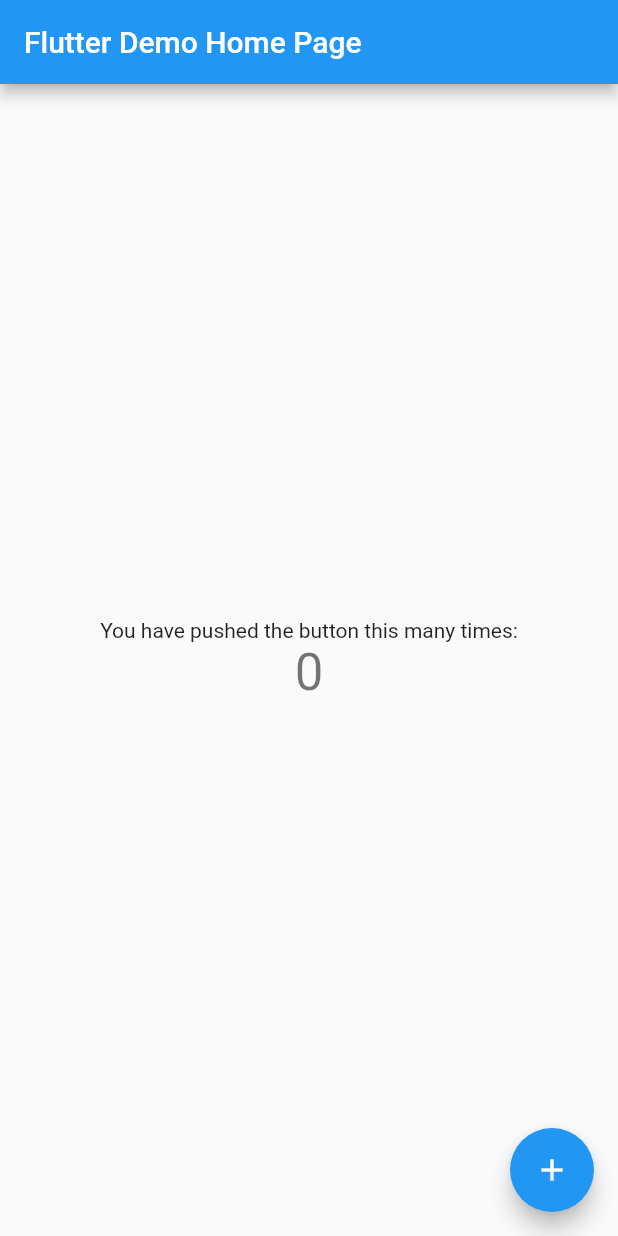
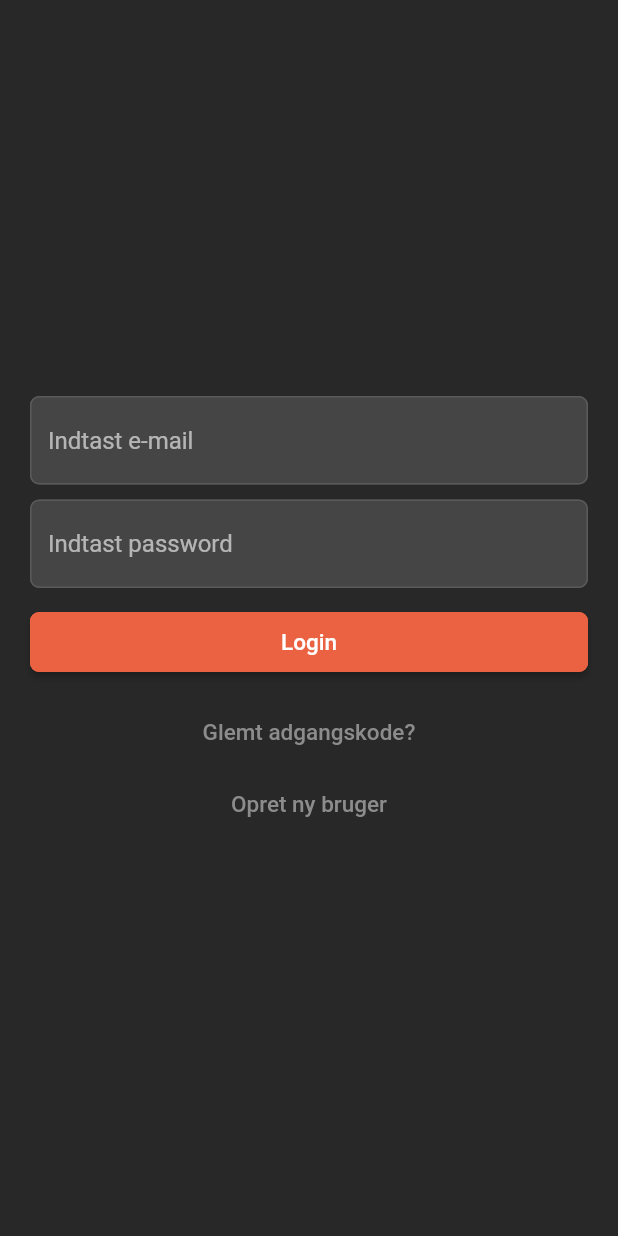
Before and after one commit to SportswatchApp/sportswatch--app, a Flutter app: the screen it shows after launch, on a phone screen of 412 x 824 dp. Run offline on Flutter 3.47's test engine with Material 2 defaults, Android fonts, the phone set to English and light mode, and no system bars; Roboto replaces fonts that are missing (Quicksand).

Commit message:
login screen added

```diff
--- a/lib/main.dart
+++ b/lib/main.dart
@@ -1,117 +1,23 @@
 import 'package:flutter/material.dart';
+import 'package:sportswatch/screens/login.dart';
 
 void main() {
-  runApp(MyApp());
+  runApp(Application());
 }
 
-class MyApp extends StatelessWidget {
+class Application extends StatelessWidget {
   // This widget is the root of your application.
   @override
   Widget build(BuildContext context) {
     return MaterialApp(
       title: 'Flutter Demo',
       theme: ThemeData(
-        // This is the theme of your application.
-        //
-        // Try running your application with "flutter run". You'll see the
-        // application has a blue toolbar. Then, without quitting the app, try
-        // changing the primarySwatch below to Colors.green and then invoke
-        // "hot reload" (press "r" in the console where you ran "flutter run",
-        // or simply save your changes to "hot reload" in a Flutter IDE).
-        // Notice that the counter didn't reset back to zero; the application
-        // is not restarted.
-        primarySwatch: Colors.blue,
-        // This makes the visual density adapt to the platform that you run
-        // the app on. For desktop platforms, the controls will be smaller and
-        // closer together (more dense) than on mobile platforms.
-        visualDensity: VisualDensity.adaptivePlatformDensity,
+        brightness: Brightness.dark,
+        primaryColor: Colors.black,
+        accentColor: Colors.black,
+        fontFamily: 'Quicksand',
       ),
-      home: MyHomePage(title: 'Flutter Demo Home Page'),
+      home: LoginScreen(),
     );
   }
 }
-
-class MyHomePage extends StatefulWidget {
-  MyHomePage({Key key, this.title}) : super(key: key);
-
-  // This widget is the home page of your application. It is stateful, meaning
-  // that it has a State object (defined below) that contains fields that affect
-  // how it looks.
-
-  // This class is the configuration for the state. It holds the values (in this
-  // case the title) provided by the parent (in this case the App widget) and
-  // used by the build method of the State. Fields in a Widget subclass are
-  // always marked "final".
-
-  final String title;
-
-  @override
-  _MyHomePageState createState() => _MyHomePageState();
-}
-
-class _MyHomePageState extends State<MyHomePage> {
-  int _counter = 0;
-
-  void _incrementCounter() {
-    setState(() {
-      // This call to setState tells the Flutter framework that something has
-      // changed in this State, which causes it to rerun the build method below
-      // so that the display can reflect the updated values. If we changed
-      // _counter without calling setState(), then the build method would not be
-      // called again, and so nothing would appear to happen.
-      _counter++;
-    });
-  }
-
-  @override
-  Widget build(BuildContext context) {
-    // This method is rerun every time setState is called, for instance as done
-    // by the _incrementCounter method above.
-    //
-    // The Flutter framework has been optimized to make rerunning build methods
-    // fast, so that you can just rebuild anything that needs updating rather
-    // than having to individually change instances of widgets.
-    return Scaffold(
-      appBar: AppBar(
-        // Here we take the value from the MyHomePage object that was created by
-        // the App.build method, and use it to set our appbar title.
-        title: Text(widget.title),
-      ),
-      body: Center(
-        // Center is a layout widget. It takes a single child and positions it
-        // in the middle of the parent.
-        child: Column(
-          // Column is also a layout widget. It takes a list of children and
-          // arranges them vertically. By default, it sizes itself to fit its
-          // children horizontally, and tries to be as tall as its parent.
-          //
-          // Invoke "debug painting" (press "p" in the console, choose the
-          // "Toggle Debug Paint" action from the Flutter Inspector in Android
-          // Studio, or the "Toggle Debug Paint" command in Visual Studio Code)
-          // to see the wireframe for each widget.
-          //
-          // Column has various properties to control how it sizes itself and
-          // how it positions its children. Here we use mainAxisAlignment to
-          // center the children vertically; the main axis here is the vertical
-          // axis because Columns are vertical (the cross axis would be
-          // horizontal).
-          mainAxisAlignment: MainAxisAlignment.center,
-          children: <Widget>[
-            Text(
-              'You have pushed the button this many times:',
-            ),
-            Text(
-              '$_counter',
-              style: Theme.of(context).textTheme.headline4,
-            ),
-          ],
-        ),
-      ),
-      floatingActionButton: FloatingActionButton(
-        onPressed: _incrementCounter,
-        tooltip: 'Increment',
-        child: Icon(Icons.add),
-      ), // This trailing comma makes auto-formatting nicer for build methods.
-    );
-  }
-}
--- /dev/null
+++ b/lib/screens/login.dart
@@ -0,0 +1,76 @@
+import 'package:flutter/material.dart';
+import 'package:sportswatch/widgets/buttons/default.dart';
+import 'package:sportswatch/widgets/buttons/text_button.dart';
+import 'package:sportswatch/widgets/colors/default.dart';
+import 'package:sportswatch/widgets/input/password.dart';
+import 'package:sportswatch/widgets/input/text.dart';
+
+class LoginScreen extends StatefulWidget {
+  LoginScreen({Key key}) : super(key: key);
+
+  @override
+  _LoginScreenState createState() => _LoginScreenState();
+}
+
+class _LoginScreenState extends State<LoginScreen> {
+  @override
+  Widget build(BuildContext context) {
+    return Scaffold(
+      backgroundColor: SportsWatchColors.backgroundColor,
+        body: Padding(
+      padding: EdgeInsets.all(20.0),
+      child: Center(
+        child: Column(
+            mainAxisAlignment: MainAxisAlignment.center,
+            children: <Widget>[_buildLoginForm(context)]),
+      ),
+    ));
+  }
+
+  Widget _buildLoginForm(BuildContext context) {
+    return Form(
+      child: Column(
+        crossAxisAlignment: CrossAxisAlignment.start,
+        children: <Widget>[
+          TextInputField(
+            hintText: 'Indtast e-mail',
+          ),
+          Padding(
+            padding: const EdgeInsets.symmetric(vertical: 5),
+          ),
+          PasswordInputField(
+            hintText: 'Indtast password',
+          ),
+          Padding(
+              padding: const EdgeInsets.symmetric(vertical: 16),
+              child: SizedBox(
+                width: double.infinity,
+                height: 40,
+                child: AddButton(
+                  text: 'Login',
+                  onPressed: () => {},
+                ),
+              )),
+          Padding(
+            padding: const EdgeInsets.symmetric(vertical: 0),
+            child: Center(
+              child: SimpleTextButton(
+                onPressed: () => {},
+                text: 'Glemt adgangskode?',
+              ),
+            ),
+          ),
+          Padding(
+            padding: const EdgeInsets.symmetric(vertical: 0),
+            child: Center(
+              child: SimpleTextButton(
+                onPressed: () => {},
+                text: 'Opret ny bruger',
+              ),
+            ),
+          )
+        ],
+      ),
+    );
+  }
+}
--- /dev/null
+++ b/lib/widgets/buttons/default.dart
@@ -0,0 +1,21 @@
+import 'package:flutter/material.dart';
+import 'package:sportswatch/widgets/colors/default.dart';
+
+class AddButton extends StatelessWidget {
+  AddButton({Key key, this.onPressed, this.text});
+
+  final VoidCallback onPressed;
+  final String text;
+
+  @override
+  Widget build(BuildContext context) {
+    return RaisedButton(
+        onPressed: onPressed,
+        color: SportsWatchColors.primary,
+        textColor: Colors.white,
+        shape: RoundedRectangleBorder(
+            borderRadius: BorderRadius.circular(6.0),
+            side: BorderSide(color: SportsWatchColors.primary)),
+        child: Text(this.text, style: new TextStyle(fontSize: 15.0)));
+  }
+}
--- /dev/null
+++ b/lib/widgets/buttons/text_button.dart
@@ -0,0 +1,16 @@
+import 'package:flutter/material.dart';
+import 'package:sportswatch/widgets/colors/default.dart';
+
+class SimpleTextButton extends StatelessWidget {
+  SimpleTextButton({Key key, this.onPressed, this.text});
+
+  final VoidCallback onPressed;
+  final String text;
+
+  @override
+  Widget build(BuildContext context) {
+    return TextButton(
+        onPressed: onPressed,
+        child: Text(this.text, style: new TextStyle(fontSize: 15.0, color: SportsWatchColors.fontColor)));
+  }
+}
--- /dev/null
+++ b/lib/widgets/colors/default.dart
@@ -0,0 +1,12 @@
+import 'package:flutter/material.dart';
+
+class SportsWatchColors {
+  static const Color primary = Color.fromRGBO(235, 98, 66, 1);
+  static const Color backgroundColor = Color.fromRGBO(40, 40, 40, 1);
+  static const Color fontColor = Color.fromRGBO(140, 140, 140, 1);
+
+  /* 50 shades of grey */
+  static const Color lightGrey = Color.fromRGBO(90, 90, 90, 1);
+  static const Color lighterGrey = Color.fromRGBO(113, 113, 113, 1);
+  static const Color normalGrey = Color.fromRGBO(69, 69, 69, 1);
+}
--- /dev/null
+++ b/lib/widgets/input/password.dart
@@ -0,0 +1,36 @@
+import 'package:flutter/material.dart';
+import 'package:sportswatch/widgets/colors/default.dart';
+
+class PasswordInputField extends StatelessWidget {
+  PasswordInputField({Key key, this.hintText});
+
+  final String hintText;
+
+  @override
+  Widget build(BuildContext context) {
+    return TextFormField(
+        enableSuggestions: false,
+        autocorrect: false,
+        obscureText: true,
+        cursorColor: SportsWatchColors.primary,
+        decoration: InputDecoration(
+          filled: true,
+          fillColor: SportsWatchColors.normalGrey,
+          hintText: this.hintText,
+          border: _buildBorder(),
+          focusedBorder: _buildBorder(),
+          enabledBorder: _buildBorder(),
+          errorBorder: InputBorder.none,
+          disabledBorder: InputBorder.none,
+        ));
+  }
+
+  OutlineInputBorder _buildBorder() {
+    return OutlineInputBorder(
+        borderRadius: const BorderRadius.all(
+          const Radius.circular(6.0),
+        ),
+        borderSide: BorderSide(color: SportsWatchColors.lightGrey, width: 1)
+    );
+  }
+}
--- /dev/null
+++ b/lib/widgets/input/text.dart
@@ -0,0 +1,33 @@
+import 'package:flutter/material.dart';
+import 'package:sportswatch/widgets/colors/default.dart';
+
+class TextInputField extends StatelessWidget {
+  TextInputField({Key key, this.hintText});
+
+  final String hintText;
+
+  @override
+  Widget build(BuildContext context) {
+    return TextFormField(
+        cursorColor: SportsWatchColors.primary,
+        decoration: InputDecoration(
+          filled: true,
+          fillColor: SportsWatchColors.normalGrey,
+          hintText: this.hintText,
+          border: _buildBorder(),
+          focusedBorder: _buildBorder(),
+          enabledBorder: _buildBorder(),
+          errorBorder: InputBorder.none,
+          disabledBorder: InputBorder.none,
+        ));
+  }
+
+  OutlineInputBorder _buildBorder() {
+    return OutlineInputBorder(
+      borderRadius: const BorderRadius.all(
+        const Radius.circular(6.0),
+      ),
+      borderSide: BorderSide(color: SportsWatchColors.lightGrey, width: 1)
+    );
+  }
+}
--- a/pubspec.yaml
+++ b/pubspec.yaml
@@ -1,5 +1,5 @@
 name: sportswatch
-description: A new Flutter application.
+description: Sportswatch app for trampoline
 
 # The following line prevents the package from being accidentally published to
 # pub.dev using `pub publish`. This is preferred for private packages.
```
Also changed, not shown: 3 other files.
